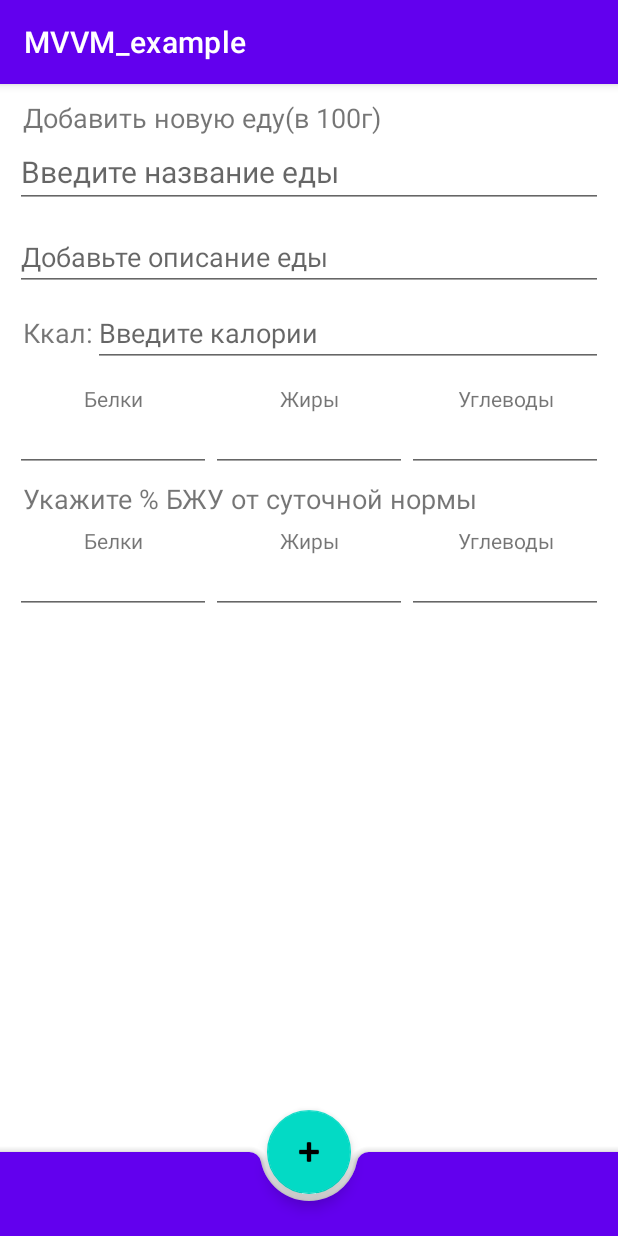
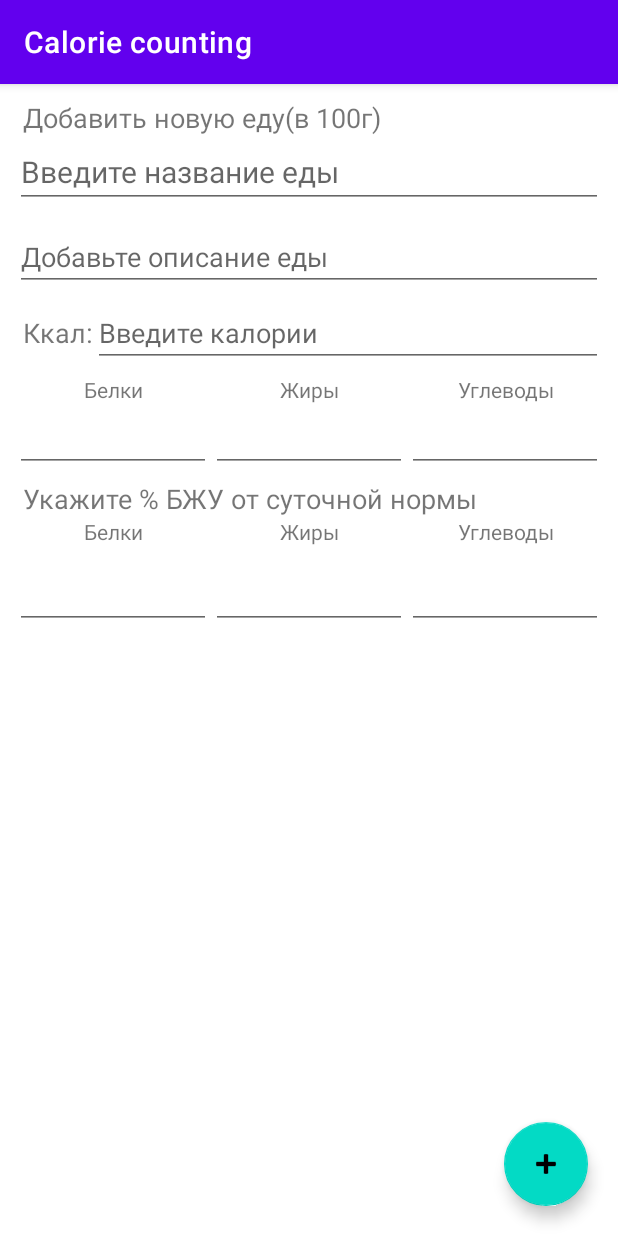
Before and after one commit to Parenek67/MVVM_example, an Android app: the AddFood screen opened through its navigation route, on a phone screen of 412 x 824 dp. Run offline under Robolectric (Android 15) with nearby library versions, the phone set to English and light mode, and no system bars.

Commit message:
poka vot tak

```diff
--- a/app/src/main/java/com/example/mvvm_example/Presentation/Repository/Room/DAO/FoodDAO.java
+++ b/app/src/main/java/com/example/mvvm_example/Presentation/Repository/Room/DAO/FoodDAO.java
@@ -11,13 +11,11 @@ import com.example.mvvm_example.Presentation.Repository.Model.FoodDTO;
 import java.util.List;
 
 @Dao
-public interface FoodDAO {//Data Access Object - реализует операции с бд
+public interface FoodDAO {
     @Insert
     void addFood(FoodDTO food);
-
     @Delete
     void deleteFood(FoodDTO food);
-
     @Query("SELECT * FROM food")
     LiveData<List<FoodDTO>> getAllFood();
 }
--- a/app/src/main/java/com/example/mvvm_example/Presentation/Repository/Room/FoodRepository.java
+++ b/app/src/main/java/com/example/mvvm_example/Presentation/Repository/Room/FoodRepository.java
@@ -12,7 +12,7 @@ import com.example.mvvm_example.Presentation.Repository.Room.DAO.FoodDAO;
 
 import java.util.List;
 
-public class FoodRepository implements RepositoryTasks {//если бд меняется, то изменения делаются только здесь
+public class FoodRepository implements RepositoryTasks {
     private FoodDAO mFoodDao;
     private LiveData<List<FoodDTO>> mAllFood = new MutableLiveData<>();
 
--- a/app/src/main/java/com/example/mvvm_example/Presentation/Repository/Room/FoodRoomDatabase.java
+++ b/app/src/main/java/com/example/mvvm_example/Presentation/Repository/Room/FoodRoomDatabase.java
@@ -13,7 +13,7 @@ import java.util.concurrent.ExecutorService;
 import java.util.concurrent.Executors;
 
 @Database(entities = {FoodDTO.class}, version = 1, exportSchema = false)
-public abstract class FoodRoomDatabase extends RoomDatabase {//сама база данных
+public abstract class FoodRoomDatabase extends RoomDatabase {
     public abstract FoodDAO foodDao();
 
     private static volatile FoodRoomDatabase INSTANCE;
--- a/app/src/main/res/layout/add_food_fragment.xml
+++ b/app/src/main/res/layout/add_food_fragment.xml
@@ -13,106 +13,119 @@
         android:orientation="vertical"
         android:padding="@dimen/normalMargin">
 
-            <TextView
-                android:layout_width="wrap_content"
-                android:layout_height="wrap_content"
-                android:gravity="center_vertical"
-                android:layout_marginStart="@dimen/halfMargin"
-                android:text="Добавить новую еду(в 100г)"
-                android:textSize="18sp"
-                />
+        <TextView
+            android:layout_width="wrap_content"
+            android:layout_height="wrap_content"
+            android:layout_marginStart="@dimen/halfMargin"
+            android:gravity="center_vertical"
+            android:text="Добавить новую еду(в 100г)"
+            android:textSize="18sp" />
 
 
         <EditText
             android:id="@+id/party_name"
             android:layout_width="match_parent"
             android:layout_height="wrap_content"
-            android:textSize="20sp"
+            android:layout_marginBottom="@dimen/normalMargin"
             android:hint="Введите название еды"
-            android:layout_marginBottom="@dimen/normalMargin"/>
+            android:textSize="20sp" />
 
         <EditText
             android:id="@+id/party_description"
             android:layout_width="match_parent"
             android:layout_height="wrap_content"
-            android:hint="Добавьте описание еды"
-            android:layout_marginBottom="@dimen/halfMargin"/>
+            android:layout_marginBottom="@dimen/halfMargin"
+            android:hint="Добавьте описание еды" />
+
         <LinearLayout
             android:layout_width="match_parent"
             android:layout_height="wrap_content"
             android:orientation="horizontal">
+
             <TextView
                 android:layout_width="wrap_content"
                 android:layout_height="wrap_content"
+                android:layout_marginStart="@dimen/halfMargin"
                 android:gravity="center_vertical"
-                android:layout_marginStart="@dimen/halfMargin"
                 android:text="Ккал:"
-                android:textSize="18sp"
-                />
+                android:textSize="18sp" />
+
             <EditText
                 android:id="@+id/party_calories"
                 android:layout_width="match_parent"
                 android:layout_height="wrap_content"
-                android:hint="Введите калории"
-                android:layout_marginBottom="@dimen/halfMargin"/>
+                android:layout_marginBottom="@dimen/halfMargin"
+                android:hint="Введите калории" />
         </LinearLayout>
 
 
         <LinearLayout
             android:layout_width="match_parent"
             android:layout_height="wrap_content"
-            android:orientation="horizontal"
-            android:layout_marginBottom="@dimen/halfMargin">
+            android:layout_marginBottom="@dimen/halfMargin"
+            android:orientation="horizontal">
+
             <LinearLayout
                 android:layout_width="0dp"
                 android:layout_height="match_parent"
                 android:layout_weight="1"
                 android:orientation="vertical">
+
                 <TextView
                     android:layout_width="match_parent"
-                    android:layout_height="0dp"
+                    android:layout_height="wrap_content"
                     android:layout_weight="1"
-                    android:text="Белки"
-                    android:gravity="center"/>
+                    android:gravity="center"
+                    android:text="Белки" />
+
                 <EditText
                     android:id="@+id/party_proteins"
+                    android:inputType="number"
                     android:layout_width="match_parent"
-                    android:layout_height="0dp"
-                    android:layout_weight="1"/>
+                    android:layout_height="wrap_content"
+                    android:layout_weight="1" />
             </LinearLayout>
+
             <LinearLayout
                 android:layout_width="0dp"
                 android:layout_height="match_parent"
                 android:layout_weight="1"
                 android:orientation="vertical">
+
                 <TextView
                     android:layout_width="match_parent"
-                    android:layout_height="0dp"
+                    android:layout_height="wrap_content"
                     android:layout_weight="1"
-                    android:text="Жиры"
-                    android:gravity="center"/>
+                    android:gravity="center"
+                    android:text="Жиры" />
+
                 <EditText
                     android:id="@+id/party_fats"
                     android:layout_width="match_parent"
-                    android:layout_height="0dp"
-                    android:layout_weight="1"/>
+                    android:layout_height="wrap_content"
+                    android:inputType="number"
+                    android:layout_weight="1" />
             </LinearLayout>
+
             <LinearLayout
                 android:layout_width="0dp"
                 android:layout_height="match_parent"
                 android:layout_weight="1"
                 android:orientation="vertical">
+
                 <TextView
                     android:layout_width="match_parent"
-                    android:layout_height="0dp"
+                    android:layout_height="wrap_content"
                     android:layout_weight="1"
-                    android:text="Углеводы"
-                    android:gravity="center"/>
+                    android:gravity="center"
+                    android:text="Углеводы" />
+
                 <EditText
                     android:id="@+id/party_ugli"
                     android:layout_width="match_parent"
-                    android:layout_height="0dp"
-                    android:layout_weight="1"/>
+                    android:inputType="number"
+                    android:layout_height="wrap_content"
+                    android:layout_weight="1" />
 
             </LinearLayout>
         </LinearLayout>
@@ -120,87 +133,92 @@
         <TextView
             android:layout_width="wrap_content"
             android:layout_height="wrap_content"
+            android:layout_marginStart="@dimen/halfMargin"
             android:gravity="center_vertical"
-            android:layout_marginStart="@dimen/halfMargin"
             android:text="Укажите % БЖУ от суточной нормы"
-            android:textSize="18sp"
-            />
+            android:textSize="18sp" />
 
         <LinearLayout
             android:layout_width="match_parent"
             android:layout_height="wrap_content"
-            android:orientation="horizontal"
-            android:layout_marginBottom="@dimen/halfMargin">
+            android:layout_marginBottom="@dimen/halfMargin"
+            android:orientation="horizontal">
+
             <LinearLayout
                 android:layout_width="0dp"
                 android:layout_height="match_parent"
                 android:layout_weight="1"
                 android:orientation="vertical">
+
                 <TextView
                     android:layout_width="match_parent"
-                    android:layout_height="0dp"
+                    android:layout_height="wrap_content"
                     android:layout_weight="1"
-                    android:text="Белки"
-                    android:gravity="center"/>
+                    android:gravity="center"
+                    android:text="Белки" />
+
                 <EditText
                     android:id="@+id/party_proteins_percent"
                     android:layout_width="match_parent"
-                    android:layout_height="0dp"
-                    android:layout_weight="1"/>
+                    android:layout_height="wrap_content"
+                    android:inputType="number"
+                    android:layout_marginTop="10dp"
+                    android:layout_weight="1" />
             </LinearLayout>
+
             <LinearLayout
                 android:layout_width="0dp"
                 android:layout_height="match_parent"
                 android:layout_weight="1"
                 android:orientation="vertical">
+
                 <TextView
                     android:layout_width="match_parent"
-                    android:layout_height="0dp"
+                    android:layout_height="wrap_content"
                     android:layout_weight="1"
-                    android:text="Жиры"
-                    android:gravity="center"/>
+                    android:gravity="center"
+                    android:text="Жиры" />
+
                 <EditText
                     android:id="@+id/party_fats_percent"
                     android:layout_width="match_parent"
-                    android:layout_height="0dp"
-                    android:layout_weight="1"/>
+                    android:layout_height="wrap_content"
+                    android:inputType="number"
+                    android:layout_marginTop="10dp"
+                    android:layout_weight="1" />
             </LinearLayout>
+
             <LinearLayout
                 android:layout_width="0dp"
                 android:layout_height="match_parent"
                 android:layout_weight="1"
                 android:orientation="vertical">
+
                 <TextView
                     android:layout_width="match_parent"
-                    android:layout_height="0dp"
+                    android:layout_height="wrap_content"
                     android:layout_weight="1"
-                    android:text="Углеводы"
-                    android:gravity="center"/>
+                    android:gravity="center"
+                    android:text="Углеводы" />
+
                 <EditText
                     android:id="@+id/party_ugli_percent"
                     android:layout_width="match_parent"
-                    android:layout_height="0dp"
-                    android:layout_weight="1"/>
+                    android:layout_height="wrap_content"
+                    android:inputType="number"
+                    android:layout_marginTop="10dp"
+                    android:layout_weight="1" />
 
             </LinearLayout>
         </LinearLayout>
     </LinearLayout>
 
-    <com.google.android.material.bottomappbar.BottomAppBar
-        android:id="@+id/bottom_app_bar"
-
-        android:layout_width="match_parent"
-        android:layout_height="wrap_content"
-        android:layout_gravity="bottom"
-
-        android:backgroundTint="@color/purple_500"
-        app:fabAlignmentMode="center"/>
-
     <com.google.android.material.floatingactionbutton.FloatingActionButton
         android:layout_width="wrap_content"
         android:layout_height="wrap_content"
         android:id="@+id/fab"
-        app:layout_anchor="@id/bottom_app_bar"
+        android:layout_gravity="bottom|end"
+        android:layout_margin="20dp"
         android:src="@android:drawable/ic_input_add"/>
 
 </androidx.coordinatorlayout.widget.CoordinatorLayout>
--- a/app/src/main/res/values/strings.xml
+++ b/app/src/main/res/values/strings.xml
@@ -1,4 +1,3 @@
 <resources>
-    <string name="app_name">MVVM_example</string>
-    <string name="more">Подробнее...</string>
+    <string name="app_name">Сalorie counting</string>
 </resources>
```
Also changed, not shown: app/src/main/java/com/example/mvvm_example/Domain/Model/Food.java (+41 -41 lines), app/src/main/java/com/example/mvvm_example/Presentation/Repository/Model/FoodDTO.java (+3 -20 lines), app/src/main/java/com/example/mvvm_example/Presentation/View/AddFood.java (+3 -7 lines), app/src/main/java/com/example/mvvm_example/Presentation/View/FoodList.java (+4 -6 lines), app/src/main/res/layout/food_list_fragment.xml (+2 -10 lines).
